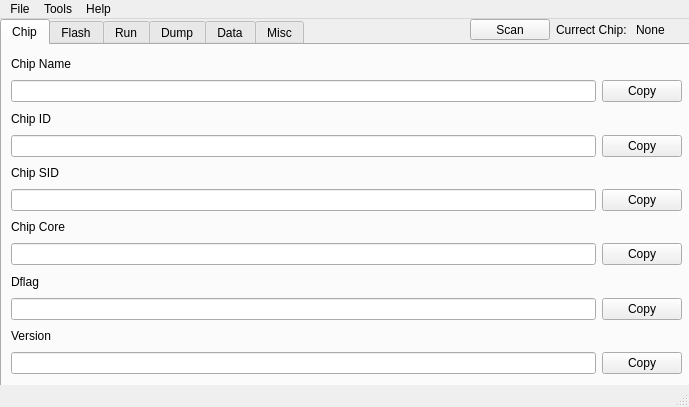
First picture: the form in src/mainwindow.ui, repository YuzukiTsuru/YFEL, before the edit.
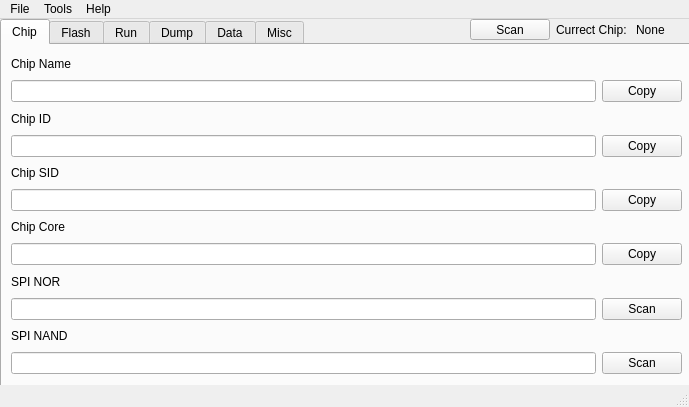
Second picture: the form after the edit.

Commit message: Delete dflag and dlength, version options, home page search for SPI storage devices

What changed in the file:
```diff
--- a/src/mainwindow.ui
+++ b/src/mainwindow.ui
@@ -139,7 +139,7 @@
        <item>
         <widget class="QLabel" name="chip_chip_dflag_label_6">
          <property name="text">
-          <string>Dflag</string>
+          <string>SPI NOR</string>
          </property>
         </widget>
        </item>
@@ -151,7 +151,7 @@
          <item>
           <widget class="QPushButton" name="chip_dflag_pushButton_5">
            <property name="text">
-            <string>Copy</string>
+            <string>Scan</string>
            </property>
           </widget>
          </item>
@@ -160,7 +160,7 @@
        <item>
         <widget class="QLabel" name="chip_chip_version_label_7">
          <property name="text">
-          <string>Version</string>
+          <string>SPI NAND</string>
          </property>
         </widget>
        </item>
@@ -172,7 +172,7 @@
          <item>
           <widget class="QPushButton" name="chip_version_pushButton_6">
            <property name="text">
-            <string>Copy</string>
+            <string>Scan</string>
            </property>
           </widget>
          </item>
```
Left out of the diff: 12 changed lines with no effect on the pictures. The commit also changes 2 other files.
